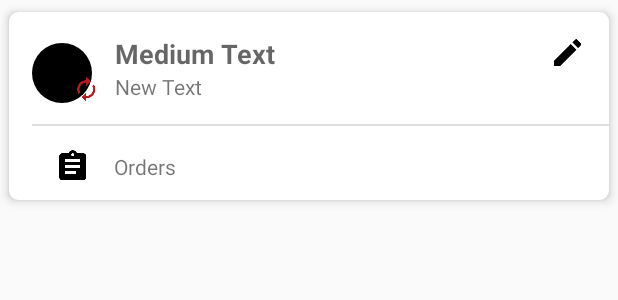
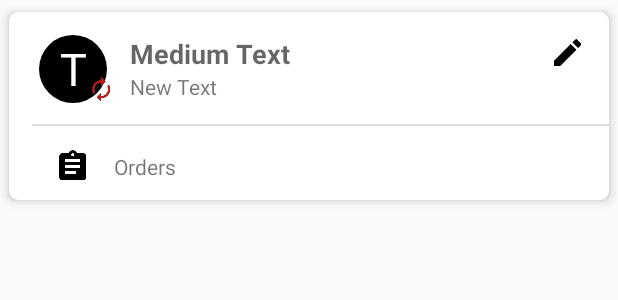
Before and after one commit to andresjose1983/osm, an Android app: the layout item_customer.xml on its own in the app's theme, with its tools: preview values and no code run, on a phone screen of 412 x 824 dp. Shown: the top 300 px of the screen. Run offline under Robolectric (Android 15) with nearby library versions, the phone set to English and light mode, and no system bars.

Commit message:
Added letter field

```diff
--- a/app/src/main/java/com/osm/soft/sf/adapter/CustomerAdapter.java
+++ b/app/src/main/java/com/osm/soft/sf/adapter/CustomerAdapter.java
@@ -42,6 +42,7 @@ public class CustomerAdapter extends RecyclerView.Adapter<CustomerAdapter.Custom
 
         private TextView mTvName;
         private TextView mTvIdentification;
+        private TextView mTvLetter;
         private ImageView mIvColor;
         private ImageView mIvSync;
         private View mIbEdit;
@@ -52,6 +53,7 @@ public class CustomerAdapter extends RecyclerView.Adapter<CustomerAdapter.Custom
             super(itemView);
             mTvName = (TextView) itemView.findViewById(R.id.tv_name);
             mTvIdentification = (TextView) itemView.findViewById(R.id.tv_identification);
+            mTvLetter = (TextView) itemView.findViewById(R.id.tv_letter);
             mIvColor = (ImageView)itemView.findViewById(R.id.iv_color);
             mIvSync = (ImageView)itemView.findViewById(R.id.iv_sync);
 
@@ -173,12 +175,13 @@ public class CustomerAdapter extends RecyclerView.Adapter<CustomerAdapter.Custom
             holder.mIvSync.setVisibility(View.VISIBLE);
 
         String index = String.valueOf(position);
-        int lenght = index.length();
 
         /*Functions.changeColor(holder.mIvColor, String.valueOf(customer.getName().charAt(0)),
                 Integer.valueOf(index.substring(lenght - 1)), -1);*/
         GradientDrawable bgShape = (GradientDrawable) holder.mIvColor.getBackground();
-        bgShape.setColor(Color.parseColor(Functions.getColor(Integer.valueOf(index.substring(lenght - 1)))));
+        bgShape.setColor(Color.parseColor(Functions.getColor(Integer.valueOf(
+                index.substring(index.length() - 1)))));
+        holder.mTvLetter.setText(String.valueOf(customer.getName().charAt(0)));
 
         if(customer.isView())
             holder.expand();
--- a/app/src/main/res/layout/item_customer.xml
+++ b/app/src/main/res/layout/item_customer.xml
@@ -89,22 +89,20 @@
 
         </LinearLayout>
 
-        <RelativeLayout
-            android:layout_width="45dp"
+        <FrameLayout
+            android:layout_width="55dp"
             android:layout_height="45dp"
             android:id="@+id/v_shape"
             android:layout_alignTop="@+id/tv_name"
             android:layout_alignParentStart="true"
-            android:layout_marginRight="@dimen/smaller"
-            android:layout_marginTop="@dimen/smallest">
+            android:layout_marginRight="@dimen/smaller">
 
             <ImageView
-                android:layout_width="40dp"
-                android:layout_height="40dp"
+                android:layout_width="45dp"
+                android:layout_height="45dp"
                 android:id="@+id/iv_color"
                 android:background="@drawable/circle"
-                android:layout_alignTop="@+id/tv_name"
-                android:layout_alignParentStart="true" />
+                android:layout_gravity="center" />
 
             <ImageView
                 android:layout_width="wrap_content"
@@ -112,10 +110,19 @@
                 android:src="@mipmap/ic_autorenew"
                 android:tint="@color/red"
                 android:id="@+id/iv_sync"
-                android:layout_alignBottom="@+id/iv_color"
-                android:layout_alignParentEnd="true" />
+                android:layout_gravity="right|bottom" />
 
-        </RelativeLayout>
+            <TextView
+                android:layout_width="wrap_content"
+                android:layout_height="wrap_content"
+                android:text="T"
+                android:textSize="@dimen/letter"
+                android:gravity="center"
+                android:textColor="@color/white"
+                android:id="@+id/tv_letter"
+                android:layout_gravity="center" />
+
+        </FrameLayout>
 
     </RelativeLayout>
 
--- a/app/src/main/res/values/dimens.xml
+++ b/app/src/main/res/values/dimens.xml
@@ -17,4 +17,5 @@
     <dimen name="item_image_size">48dp</dimen>
     <dimen name="item_image_size_big">150dp</dimen>
     <dimen name="nav_header_height">160dp</dimen>
+    <dimen name="letter">30sp</dimen>
 </resources>
```
